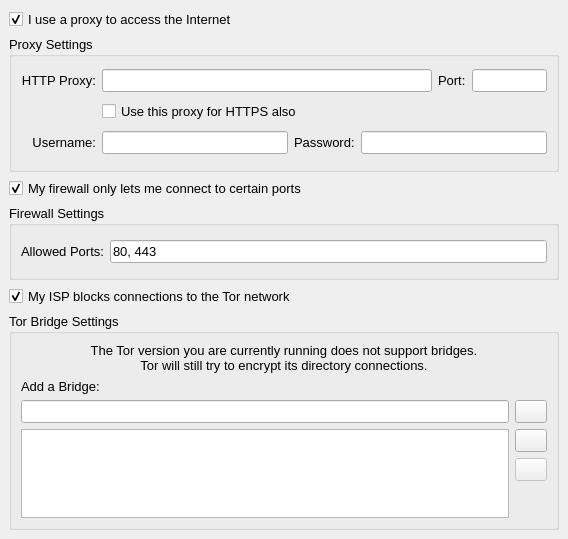
Above: src/gui/config/networkpage.ui from a-ilin/vidalia before the change. Below: the same form after it.
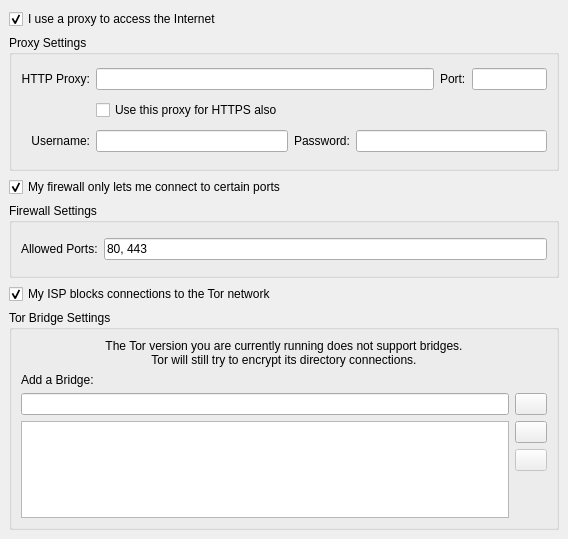
That is the form after the change. Icons and pictures are not drawn.

Commit message:
Stop mandating a font size of 10 everywhere. This looks crummy and inconsistent on Mac.
svn:r2064

Patch:
```diff
--- a/src/gui/config/networkpage.ui
+++ b/src/gui/config/networkpage.ui
@@ -9,11 +9,6 @@
     <height>539</height>
    </rect>
   </property>
-  <property name="font" >
-   <font>
-    <pointsize>10</pointsize>
-   </font>
-  </property>
   <property name="contextMenuPolicy" >
    <enum>Qt::NoContextMenu</enum>
   </property>
```
The commit also changes 11 other files.
